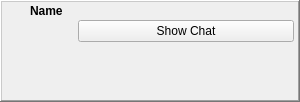
Qt form retroshare-gui/src/gui/toaster/ChatToaster.ui (RetroShare/RetroShare) before a commit.
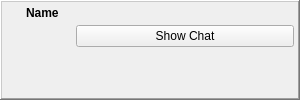
The same form after that commit. Icons and pictures are not drawn. Custom widgets are drawn as their Qt base class.

Commit message: Reworked design of the toaster and moved internal stylesheets to the file Standard.qss.

```diff
--- a/retroshare-gui/src/gui/toaster/ChatToaster.ui
+++ b/retroshare-gui/src/gui/toaster/ChatToaster.ui
@@ -7,7 +7,7 @@
     <x>0</x>
     <y>0</y>
     <width>300</width>
-    <height>102</height>
+    <height>100</height>
    </rect>
   </property>
   <property name="minimumSize">
@@ -19,10 +19,10 @@
   <property name="maximumSize">
    <size>
     <width>300</width>
-    <height>102</height>
+    <height>100</height>
    </size>
   </property>
-  <layout class="QHBoxLayout" name="horizontalLayout">
+  <layout class="QHBoxLayout">
    <property name="spacing">
     <number>0</number>
    </property>
@@ -39,69 +39,47 @@
      </property>
      <layout class="QGridLayout">
       <property name="margin">
-       <number>0</number>
+       <number>2</number>
       </property>
       <property name="spacing">
-       <number>0</number>
+       <number>2</number>
       </property>
       <item row="0" column="0">
-       <layout class="QGridLayout" name="_2">
+       <layout class="QHBoxLayout">
+        <property name="spacing">
+         <number>6</number>
+        </property>
         <property name="leftMargin">
-         <number>6</number>
-        </property>
-        <property name="topMargin">
          <number>0</number>
         </property>
         <property name="rightMargin">
-         <number>6</number>
-        </property>
-        <property name="bottomMargin">
          <number>0</number>
         </property>
-        <property name="horizontalSpacing">
-         <number>6</number>
-        </property>
-        <property name="verticalSpacing">
-         <number>0</number>
-        </property>
-        <item row="0" column="3">
-         <widget class="QPushButton" name="closeButton">
+        <item>
+         <widget class="QLabel" name="toasterImage">
           <property name="minimumSize">
            <size>
-            <width>18</width>
-            <height>18</height>
+            <width>16</width>
+            <height>16</height>
            </size>
           </property>
           <property name="maximumSize">
            <size>
-            <width>18</width>
-            <height>18</height>
+            <width>16</width>
+            <height>16</height>
            </size>
           </property>
           <property name="icon">
            <iconset resource="../images.qrc">
             <normaloff>:/images/closenormal.png</normaloff>:/images/closenormal.png</iconset>
           </property>
-          <property name="flat">
+          <property name="scaledContents">
            <bool>true</bool>
           </property>
          </widget>
         </item>
-        <item row="0" column="2">
-         <spacer>
-          <property name="orientation">
-           <enum>Qt::Horizontal</enum>
-          </property>
-          <property name="sizeHint" stdset="0">
-           <size>
-            <width>0</width>
-            <height>0</height>
-           </size>
-          </property>
-         </spacer>
-        </item>
-        <item row="0" column="1">
-         <widget class="QLabel" name="nameLabel">
+        <item>
+         <widget class="QLabel" name="toasterLabel">
           <property name="font">
            <font>
             <pointsize>9</pointsize>
@@ -114,27 +92,37 @@
           </property>
          </widget>
         </item>
-        <item row="0" column="0">
-         <widget class="QLabel" name="label_2">
+        <item>
+         <spacer>
+          <property name="orientation">
+           <enum>Qt::Horizontal</enum>
+          </property>
+          <property name="sizeHint" stdset="0">
+           <size>
+            <width>0</width>
+            <height>10</height>
+           </size>
+          </property>
+         </spacer>
+        </item>
+        <item>
+         <widget class="QPushButton" name="closeButton">
           <property name="minimumSize">
            <size>
-            <width>16</width>
-            <height>16</height>
+            <width>18</width>
+            <height>18</height>
            </size>
           </property>
           <property name="maximumSize">
            <size>
-            <width>16</width>
-            <height>16</height>
+            <width>18</width>
+            <height>18</height>
            </size>
           </property>
           <property name="text">
            <string/>
           </property>
-          <property name="pixmap">
-           <pixmap resource="../images.qrc">:/images/rstray3.png</pixmap>
-          </property>
-          <property name="scaledContents">
+          <property name="flat">
            <bool>true</bool>
           </property>
          </widget>
@@ -142,32 +130,23 @@
        </layout>
       </item>
       <item row="1" column="0">
-       <layout class="QGridLayout" name="_3">
-        <property name="leftMargin">
-         <number>4</number>
-        </property>
-        <property name="rightMargin">
-         <number>4</number>
-        </property>
+       <layout class="QGridLayout">
         <property name="spacing">
          <number>2</number>
         </property>
         <item row="0" column="1">
-         <widget class="QPushButton" name="chatButton">
-          <property name="font">
-           <font/>
-          </property>
+         <widget class="QPushButton" name="toasterButton">
           <property name="text">
            <string>Show Chat</string>
           </property>
          </widget>
         </item>
-        <item row="1" column="1" rowspan="2">
-         <widget class="QLabel" name="messageLabel">
+        <item row="1" column="1">
+         <widget class="QLabel" name="textLabel">
           <property name="maximumSize">
            <size>
             <width>218</width>
-            <height>45</height>
+            <height>43</height>
            </size>
           </property>
           <property name="wordWrap">
@@ -175,8 +154,8 @@
           </property>
          </widget>
         </item>
-        <item row="0" column="0" rowspan="3">
-         <widget class="AvatarWidget" name="avatarWidget" native="true">
+        <item row="0" column="0" rowspan="2">
+         <widget class="AvatarWidget" name="avatarWidget">
           <property name="minimumSize">
            <size>
             <width>70</width>
```
Left out of the diff: 10 changed lines with no effect on the pictures. The commit also changes 14 other files.
